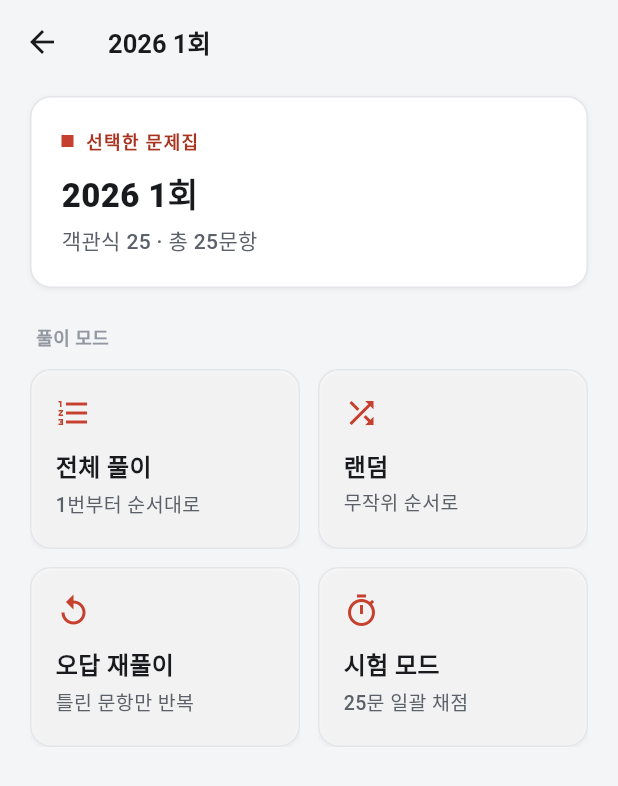
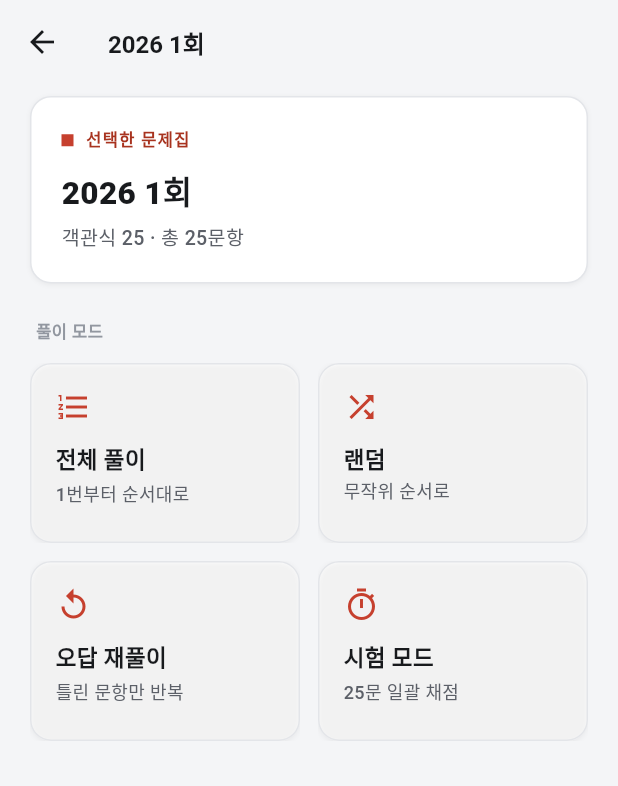
Before and after one commit to seong9566/deck_119, a Flutter app: the SubjectsPage screen opened by its route, after a tap on "2026 1회", on a phone screen of 412 x 824 dp. Shown: the top 786 px of the screen. Run offline on Flutter 3.47's test engine with Material 3 defaults, Android fonts, the phone set to English and light mode, and no system bars; our stand-ins replace drift, drift_flutter, flutter_riverpod, go_router; accounts and stored records are empty; generated files the repository leaves out were written again; Roboto replaces fonts that are missing (Pretendard).

Commit message:
style(ui): 폰트 크기 전역 1px 축소 — 정보 밀도·가독성 조정
Co-Authored-By: Claude Opus 4.8 (1M context) <noreply@anthropic.com>

```diff
--- a/lib/presentation/home/view/set_mode_page.dart
+++ b/lib/presentation/home/view/set_mode_page.dart
@@ -50,7 +50,7 @@ class SetModePage extends ConsumerWidget {
         elevation: 0,
         foregroundColor: c.textPrimary,
         title: Text(title,
-            style: AppText.choice.copyWith(color: c.textPrimary, fontSize: 17)),
+            style: AppText.choice.copyWith(color: c.textPrimary, fontSize: 16)),
       ),
       body: SafeArea(
         top: false,
@@ -136,7 +136,7 @@ class _SetHeader extends StatelessWidget {
             const SizedBox(height: AppSpacing.xs),
             Text(meta!,
                 style: AppText.caption
-                    .copyWith(color: c.textSecondary, fontSize: 14)),
+                    .copyWith(color: c.textSecondary, fontSize: 13)),
           ],
         ],
       ),
@@ -191,7 +191,7 @@ class _ContinueTile extends StatelessWidget {
                           style: AppText.choice.copyWith(
                               color: c.textPrimary,
                               fontWeight: FontWeight.w700,
-                              fontSize: 17)),
+                              fontSize: 16)),
                     ],
                   ),
                 ),
--- a/lib/presentation/shared/theme/app_typography.dart
+++ b/lib/presentation/shared/theme/app_typography.dart
@@ -4,55 +4,55 @@ import 'package:flutter/widgets.dart';
 /// fontFamily는 ThemeData에서 'Pretendard'로 전역 지정되어 상속된다(여기선
 /// 크기·굵기·행간·자간만). 색은 사용처에서 [AppColors]로 적용한다.
 abstract final class AppText {
-  /// 결과 점수 800/56/1.0.
+  /// 결과 점수 800/55/1.0.
   static const TextStyle score =
-      TextStyle(fontSize: 56, fontWeight: FontWeight.w800, height: 1.0);
+      TextStyle(fontSize: 55, fontWeight: FontWeight.w800, height: 1.0);
 
-  /// 결과 점수 단위(" / 25") 700/28.
+  /// 결과 점수 단위(" / 25") 700/27.
   static const TextStyle scoreUnit =
-      TextStyle(fontSize: 28, fontWeight: FontWeight.w700);
+      TextStyle(fontSize: 27, fontWeight: FontWeight.w700);
 
-  /// 화면 제목(설정·과목) 800/22.
+  /// 화면 제목(설정·과목) 800/21.
   static const TextStyle titleScreen =
-      TextStyle(fontSize: 22, fontWeight: FontWeight.w800);
+      TextStyle(fontSize: 21, fontWeight: FontWeight.w800);
 
-  /// 홈 로고 800/26.
+  /// 홈 로고 800/25.
   static const TextStyle logo =
-      TextStyle(fontSize: 26, fontWeight: FontWeight.w800);
+      TextStyle(fontSize: 25, fontWeight: FontWeight.w800);
 
-  /// 홈 선택 과목명 800/22.
+  /// 홈 선택 과목명 800/21.
   static const TextStyle subjectName =
-      TextStyle(fontSize: 22, fontWeight: FontWeight.w800);
+      TextStyle(fontSize: 21, fontWeight: FontWeight.w800);
 
-  /// 문항 지문(핵심) 600/19/1.55/-0.01em.
+  /// 문항 지문(핵심) 600/18/1.55/-0.01em.
   static const TextStyle stem = TextStyle(
-    fontSize: 19,
+    fontSize: 18,
     fontWeight: FontWeight.w600,
     height: 1.55,
     letterSpacing: -0.19,
   );
 
-  /// 선택지 600/16.
+  /// 선택지 600/15.
   static const TextStyle choice =
-      TextStyle(fontSize: 16, fontWeight: FontWeight.w600);
+      TextStyle(fontSize: 15, fontWeight: FontWeight.w600);
 
-  /// OX 큰 글자 700/46.
+  /// OX 큰 글자 700/45.
   static const TextStyle oxGlyph =
-      TextStyle(fontSize: 46, fontWeight: FontWeight.w700);
+      TextStyle(fontSize: 45, fontWeight: FontWeight.w700);
 
-  /// 해설·본문 400/15/1.7.
+  /// 해설·본문 400/14/1.7.
   static const TextStyle body =
-      TextStyle(fontSize: 15, fontWeight: FontWeight.w400, height: 1.7);
+      TextStyle(fontSize: 14, fontWeight: FontWeight.w400, height: 1.7);
 
-  /// 라벨·배지·섹션헤더(labelStrong) 700/12/+0.06em.
+  /// 라벨·배지·섹션헤더(labelStrong) 700/11/+0.06em.
   static const TextStyle label =
-      TextStyle(fontSize: 12, fontWeight: FontWeight.w700, letterSpacing: 0.6);
+      TextStyle(fontSize: 11, fontWeight: FontWeight.w700, letterSpacing: 0.6);
 
-  /// 하단 탭 라벨 500/11(활성 시 사용처에서 w700).
+  /// 하단 탭 라벨 500/10(활성 시 사용처에서 w700).
   static const TextStyle tab =
-      TextStyle(fontSize: 11, fontWeight: FontWeight.w500);
+      TextStyle(fontSize: 10, fontWeight: FontWeight.w500);
 
-  /// 보조 캡션 500/13.
+  /// 보조 캡션 500/12.
   static const TextStyle caption =
-      TextStyle(fontSize: 13, fontWeight: FontWeight.w500);
+      TextStyle(fontSize: 12, fontWeight: FontWeight.w500);
 }
--- a/lib/presentation/shared/widgets/answer_banner.dart
+++ b/lib/presentation/shared/widgets/answer_banner.dart
@@ -37,7 +37,7 @@ class AnswerBanner extends StatelessWidget {
           ),
           const SizedBox(width: AppSpacing.sm),
           Text(correct ? '정답입니다' : '오답입니다',
-              style: AppText.choice.copyWith(color: ink, fontSize: 15)),
+              style: AppText.choice.copyWith(color: ink, fontSize: 14)),
         ],
       ),
     );
--- a/lib/presentation/shared/widgets/explanation_card.dart
+++ b/lib/presentation/shared/widgets/explanation_card.dart
@@ -58,7 +58,7 @@ class ExplanationCard extends StatelessWidget {
               ),
               const SizedBox(width: AppSpacing.sm),
               Text(correct ? '정답입니다' : '오답입니다',
-                  style: AppText.choice.copyWith(color: ink, fontSize: 15)),
+                  style: AppText.choice.copyWith(color: ink, fontSize: 14)),
             ],
           ),
         ),
--- a/lib/presentation/shell/root_tab_scaffold.dart
+++ b/lib/presentation/shell/root_tab_scaffold.dart
@@ -85,7 +85,7 @@ class _TabItem extends StatelessWidget {
               Text(
                 label,
                 style: TextStyle(
-                  fontSize: 11,
+                  fontSize: 10,
                   fontWeight: active ? FontWeight.w700 : FontWeight.w500,
                   color: color,
                 ),
--- a/lib/presentation/subjects/view/subjects_page.dart
+++ b/lib/presentation/subjects/view/subjects_page.dart
@@ -126,7 +126,7 @@ class _CollectionRow extends StatelessWidget {
                       children: [
                         Text(col.name,
                             style: AppText.choice
-                                .copyWith(color: c.textPrimary, fontSize: 17)),
+                                .copyWith(color: c.textPrimary, fontSize: 16)),
                         const SizedBox(height: 3),
                         Text('${col.count}문항',
                             style: AppText.caption
```
Also changed, not shown: lib/presentation/shared/widgets/statement_breakdown.dart (+4 -4 lines), 1 other file.
